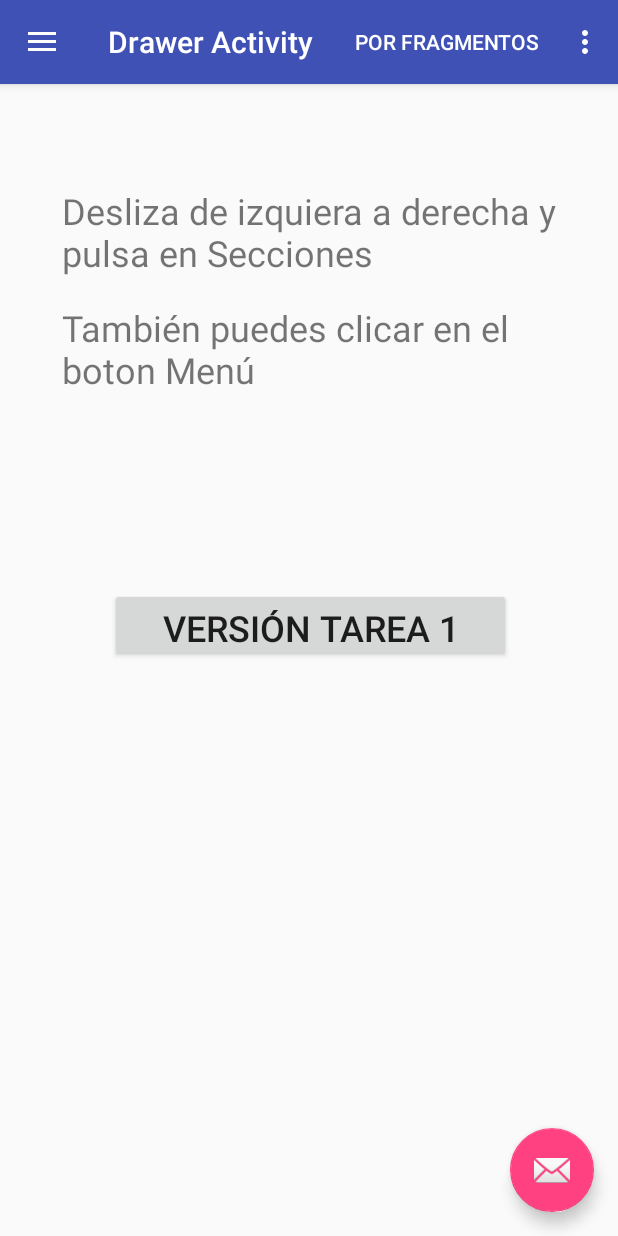
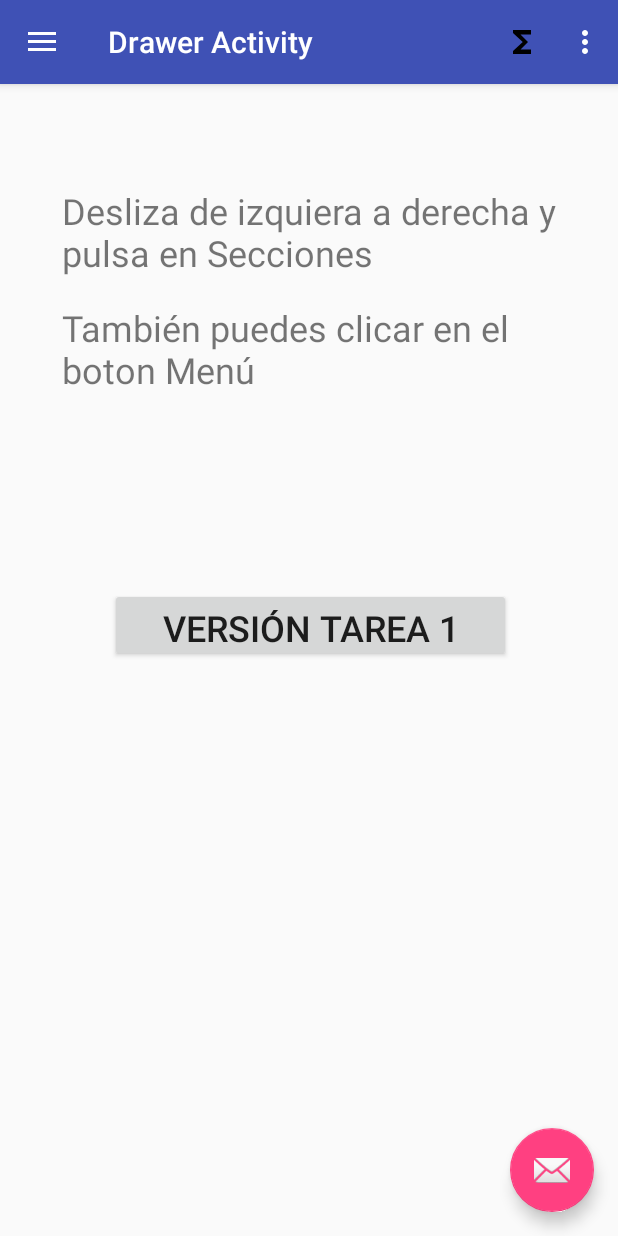
Before and after one commit to manerele/AjedrezDidApp, an Android app: the DrawerActivity screen opened directly, with no data from a screen before it, on a phone screen of 412 x 824 dp. Run offline under Robolectric (Android 15) with nearby library versions, the phone set to English and light mode, and no system bars.

Commit message:
Añado icono para vista en fragmentos en barra superior

```diff
--- a/app/src/main/res/menu/activity_drawer.xml
+++ b/app/src/main/res/menu/activity_drawer.xml
@@ -47,6 +47,7 @@
             android:title="@string/striing_otras_actividades" />
 
 
+
         <!-- Version anterior
 
         <item
--- a/app/src/main/res/menu/drawer.xml
+++ b/app/src/main/res/menu/drawer.xml
@@ -5,8 +5,9 @@
 
     <item
         android:id="@+id/action_fuera_menu"
+        android:title="@string/striing_vista_fragmentos"
+        android:icon="@drawable/ic_vista_fragmentos"
         android:orderInCategory="100"
-        android:title="@string/striing_vista_fragmentos"
         app:showAsAction="always" />
     <item
         android:id="@+id/action_introduccion"
```
Also changed, not shown: 46 other files.
